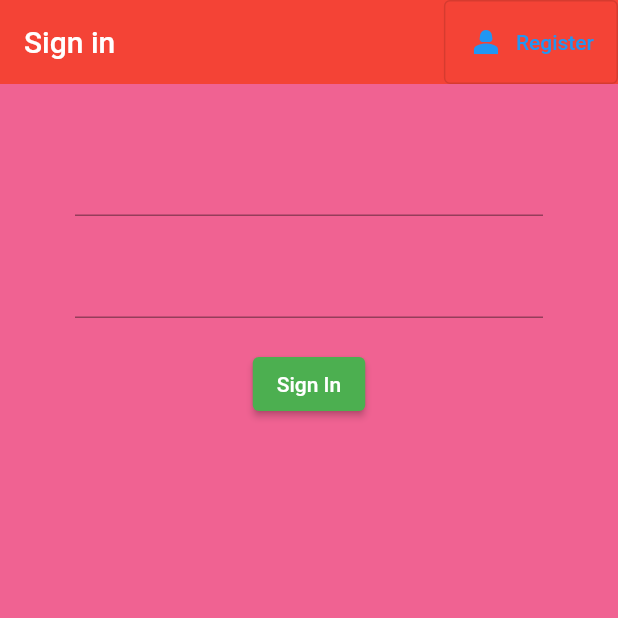
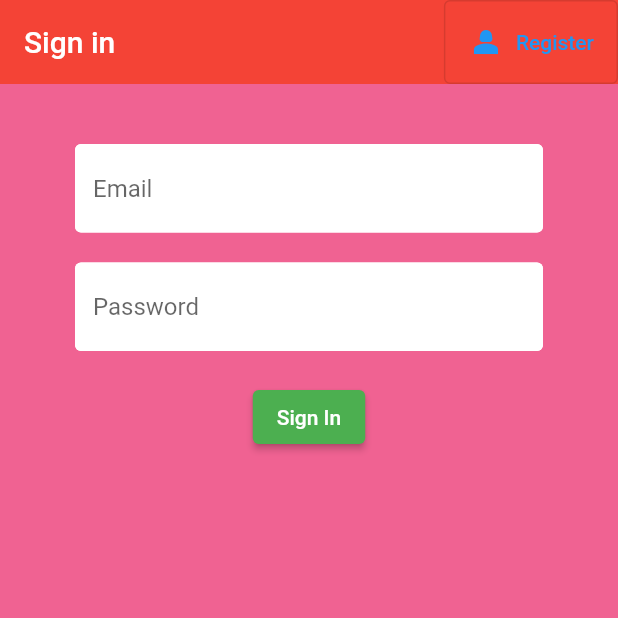
Before and after one commit to neilpreyes/my_first_flutter_project, a Flutter app: the screen it shows after launch, on a phone screen of 412 x 824 dp, the top half of it. Run offline on Flutter 3.47's test engine with Material 2 defaults, Android fonts, the phone set to English and light mode, and no system bars; our stand-ins replace cloud_firestore, firebase_auth, firebase_core, flutter_spinkit; accounts and stored records are empty.

```diff
--- a/lib/Screens/Authenticate/register.dart
+++ b/lib/Screens/Authenticate/register.dart
@@ -1,5 +1,7 @@
 import 'package:flutter/material.dart';
 import 'package:my_first_flutter_project/Services/auth.dart';
+import 'package:my_first_flutter_project/shared/constants.dart';
+import 'package:my_first_flutter_project/shared/loading.dart';
 
 
 class Register extends StatefulWidget {
@@ -15,6 +17,7 @@ class _RegisterState extends State<Register> {
 
   final AuthService _auth = AuthService();
   final _formKey = GlobalKey<FormState>();
+  bool loading = false;
 
   //text field state
   var email = '';
@@ -23,7 +26,7 @@ class _RegisterState extends State<Register> {
 
   @override
   Widget build(BuildContext context) {
-    return Scaffold(
+    return loading ? Loading() : Scaffold(
       backgroundColor: Colors.pink[300],
       appBar: AppBar(
         backgroundColor: Colors.red,
@@ -47,6 +50,7 @@ class _RegisterState extends State<Register> {
               children: <Widget>[
                 SizedBox(height: 20),
                 TextFormField(
+                  decoration: textInputDecoration.copyWith(hintText: 'Email'),
                   validator: (val) => val!.isEmpty ? 'Enter an email' : null,
                     onChanged: (val){
                       setState(() => email = val);
@@ -54,6 +58,7 @@ class _RegisterState extends State<Register> {
                 ),
                 SizedBox(height: 20),
                 TextFormField(
+                    decoration: textInputDecoration.copyWith(hintText: 'Password'),
                     validator: (val) => val!.length < 6 ? 'Enter a password with more than 6 characters' : null,
                     obscureText: true,
                     onChanged: (val){
@@ -64,9 +69,13 @@ class _RegisterState extends State<Register> {
                 ElevatedButton(
                   onPressed: () async {
                     if(_formKey.currentState!.validate()){
+                      setState(() => loading = true);
                       dynamic result = await _auth.registerWithEmailandPassword(email, password);
                       if(result == null){
-                        setState(() => error = 'Please enter a valid email');
+                        setState(() {
+                          error = 'Please enter a valid email';
+                          loading = false;
+                        });
                       }
                     }
                   },
--- a/lib/Screens/Authenticate/sign_in.dart
+++ b/lib/Screens/Authenticate/sign_in.dart
@@ -1,5 +1,7 @@
 import 'package:flutter/material.dart';
 import 'package:my_first_flutter_project/Services/auth.dart';
+import 'package:my_first_flutter_project/shared/constants.dart';
+import 'package:my_first_flutter_project/shared/loading.dart';
 
 class SignIn extends StatefulWidget {
   //const SignIn({super.key});
@@ -14,6 +16,7 @@ class _SignInState extends State<SignIn> {
 
   final AuthService _auth = AuthService();
   final _formKey = GlobalKey<FormState>();
+  bool loading = false;
 
   //text field state
   var email = '';
@@ -23,7 +26,7 @@ class _SignInState extends State<SignIn> {
 
   @override
   Widget build(BuildContext context) {
-    return Scaffold(
+    return loading ? Loading() : Scaffold(
       backgroundColor: Colors.pink[300],
       appBar: AppBar(
         backgroundColor: Colors.red,
@@ -47,6 +50,7 @@ class _SignInState extends State<SignIn> {
             children: <Widget>[
               SizedBox(height: 20),
               TextFormField(
+                  decoration: textInputDecoration.copyWith(hintText: 'Email'),
                   validator: (val) => val!.isEmpty ? 'Enter an email' : null,
                 onChanged: (val){
                   setState(() => email = val);
@@ -54,6 +58,7 @@ class _SignInState extends State<SignIn> {
               ),
               SizedBox(height: 20),
               TextFormField(
+                  decoration: textInputDecoration.copyWith(hintText: 'Password'),
                   validator: (val) => val!.length < 6 ? 'Enter a password with more than 6 characters' : null,
                   obscureText: true,
                   onChanged: (val){
@@ -64,9 +69,13 @@ class _SignInState extends State<SignIn> {
               ElevatedButton(
                 onPressed: () async {
                   if(_formKey.currentState!.validate()){
+                    setState(() => loading = true);
                     dynamic result = await _auth.signInWithEmailandPassword(email, password);
                     if(result == null){
-                      setState(() => error = 'Please enter a valid email or password');
+                      setState(() {
+                        error = 'Please enter a valid email or password';
+                        loading = false;
+                      });
                     }
                   }
                 },
--- a/lib/Services/auth.dart
+++ b/lib/Services/auth.dart
@@ -1,5 +1,6 @@
 import 'package:firebase_auth/firebase_auth.dart';
 import "package:my_first_flutter_project/Models/UserId.dart";
+import 'package:my_first_flutter_project/Services/database.dart';
 
 class AuthService {
 
@@ -45,6 +46,10 @@ class AuthService {
     try{
       UserCredential result = await _auth.createUserWithEmailAndPassword(email: email, password: password);
       User? user = result.user;
+
+      //Create a new document for the user with the uid
+      await DatabaseService(uid: user?.uid).updateUserData('name', 'address', 0, 0);
+
       return _userfromFirebase(user!);
     }catch(e){
       print(e.toString());
--- /dev/null
+++ b/lib/shared/constants.dart
@@ -0,0 +1,12 @@
+import 'package:flutter/material.dart';
+
+const textInputDecoration = InputDecoration(
+  fillColor: Colors.white,
+  filled: true,
+  enabledBorder: OutlineInputBorder(
+      borderSide: BorderSide(color: Colors.white, width: 2.0)
+  ),
+  focusedBorder: OutlineInputBorder(
+      borderSide: BorderSide(color: Colors.white, width: 2.0)
+    ),
+  );
--- a/pubspec.yaml
+++ b/pubspec.yaml
@@ -38,6 +38,7 @@ dependencies:
   firebase_core : ^2.14.0
   cloud_firestore: ^4.8.1
   provider: ^6.0.5
+  flutter_spinkit: "^5.2.0"
 
 dev_dependencies:
   flutter_test:
```
Also changed, not shown: lib/Models/houses.dart (added, +10 -0 lines), lib/Screens/Home/home.dart (+11 -1 lines), lib/Screens/Home/houseTile.dart (added, +28 -0 lines), lib/Screens/Home/house_list.dart (added, +34 -0 lines), lib/Services/database.dart (added, +40 -0 lines), lib/shared/loading.dart (added, +17 -0 lines), pubspec.lock.
